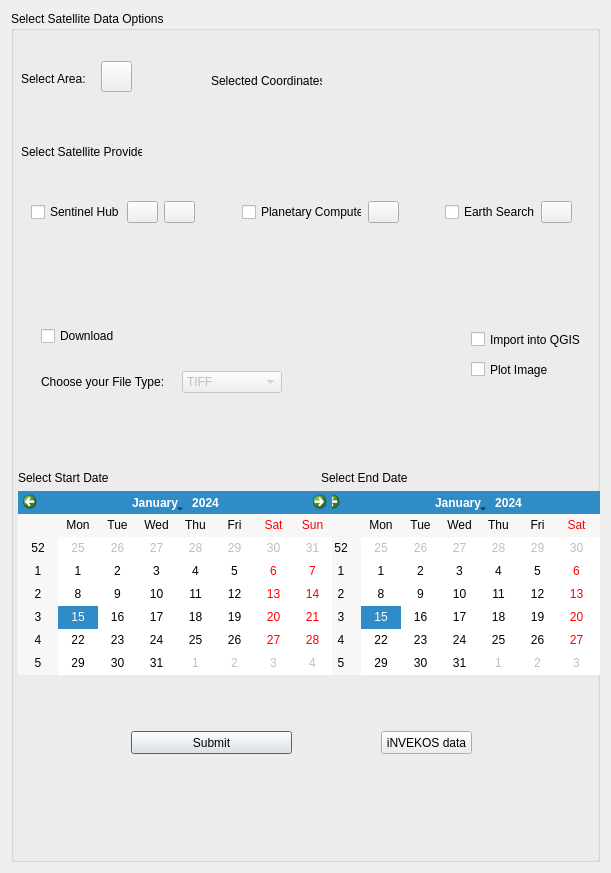
Old version of the form sathub_ai_dialog_base.ui in the repository theokretz/SatHubAI.
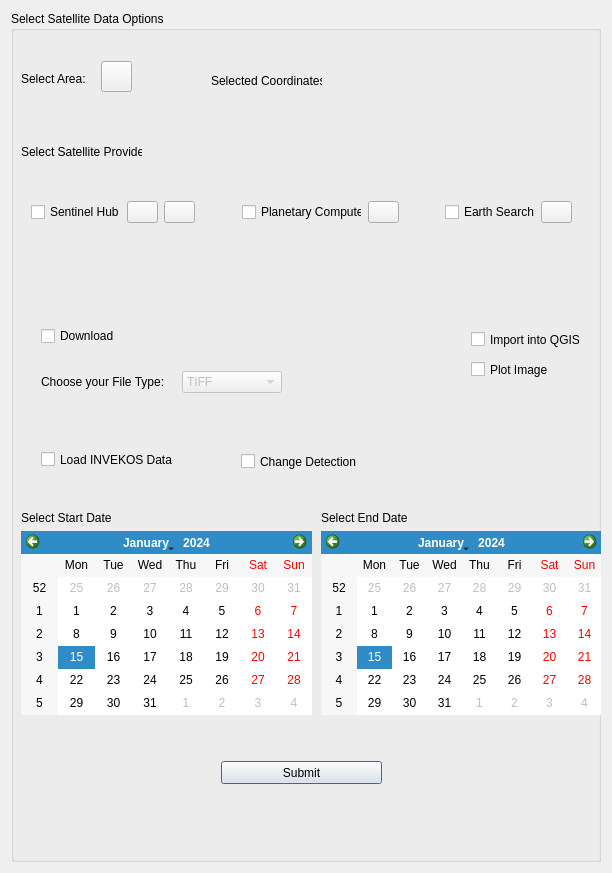
New version of the form. Icons and pictures are not drawn. Custom widgets are drawn as their Qt base class.

Commit message: v9 implemented change detection using ndvi calculations and invekos data

```diff
--- a/sathub_ai_dialog_base.ui
+++ b/sathub_ai_dialog_base.ui
@@ -6,7 +6,7 @@
    <rect>
     <x>0</x>
     <y>0</y>
-    <width>611</width>
+    <width>612</width>
     <height>873</height>
    </rect>
   </property>
@@ -22,8 +22,8 @@
      <widget class="QPushButton" name="pbSubmit">
       <property name="geometry">
        <rect>
-        <x>120</x>
-        <y>720</y>
+        <x>210</x>
+        <y>750</y>
         <width>161</width>
         <height>23</height>
        </rect>
@@ -174,8 +174,8 @@
       <property name="geometry">
        <rect>
         <x>310</x>
-        <y>460</y>
-        <width>314</width>
+        <y>500</y>
+        <width>281</width>
         <height>204</height>
        </rect>
       </property>
@@ -195,9 +195,9 @@
      <widget class="QWidget" name="verticalLayoutWidget_2">
       <property name="geometry">
        <rect>
-        <x>7</x>
-        <y>460</y>
-        <width>314</width>
+        <x>10</x>
+        <y>500</y>
+        <width>291</width>
         <height>204</height>
        </rect>
       </property>
@@ -449,17 +449,33 @@
        <string>Select Satellite Provider:</string>
       </property>
      </widget>
-     <widget class="QPushButton" name="pb_invekos_data">
+     <widget class="QCheckBox" name="cb_change_detection">
       <property name="geometry">
        <rect>
-        <x>370</x>
-        <y>720</y>
-        <width>91</width>
-        <height>23</height>
+        <x>230</x>
+        <y>440</y>
+        <width>121</width>
+        <height>21</height>
        </rect>
       </property>
       <property name="text">
-       <string>iNVEKOS data</string>
+       <string>Change Detection</string>
+      </property>
+      <property name="checked">
+       <bool>false</bool>
+      </property>
+     </widget>
+     <widget class="QCheckBox" name="cb_invekos">
+      <property name="geometry">
+       <rect>
+        <x>30</x>
+        <y>440</y>
+        <width>141</width>
+        <height>17</height>
+       </rect>
+      </property>
+      <property name="text">
+       <string>Load INVEKOS Data</string>
       </property>
      </widget>
     </widget>
```
Left out of the diff: 3 changed lines with no effect on the pictures. The commit also changes 9 other files.
